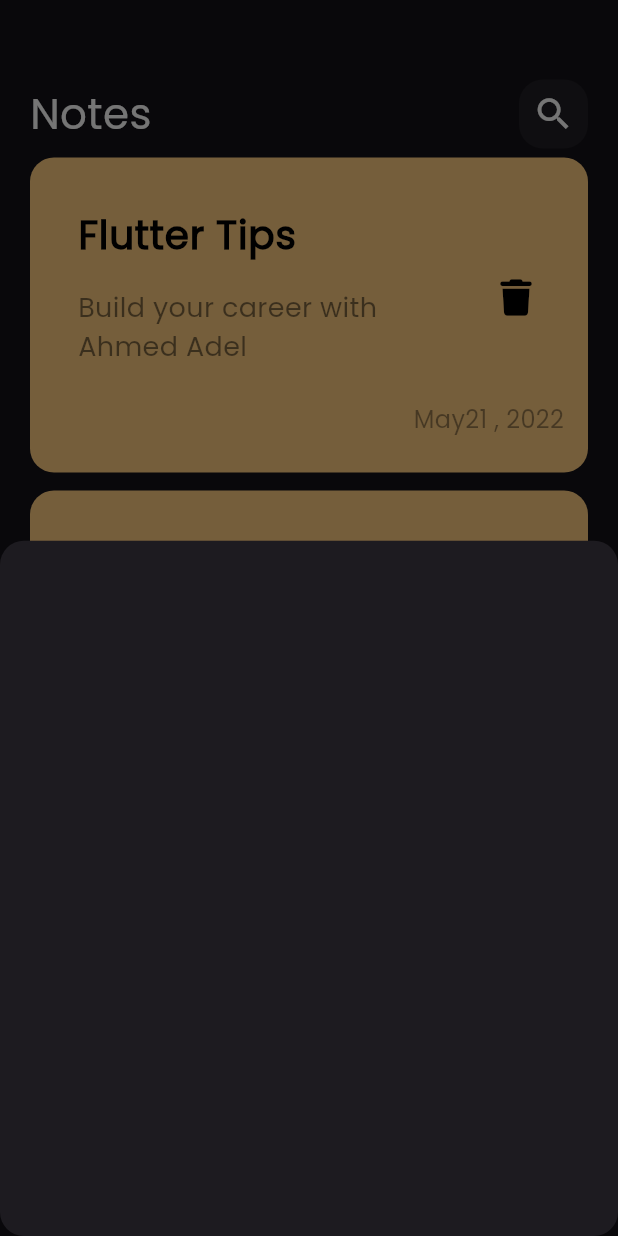
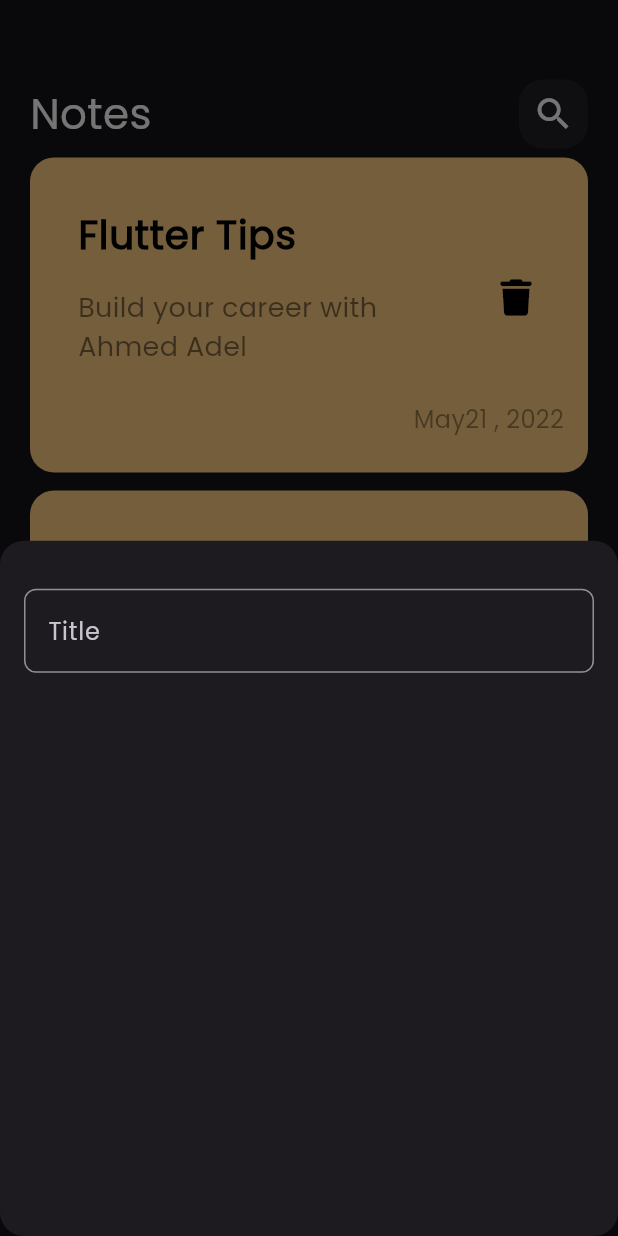
Before and after one commit to AhmedAdel8/notes_app, a Flutter app: the screen it shows after launch, after a tap on the "add" icon, on a phone screen of 412 x 824 dp. Run offline on Flutter 3.47's test engine with Material 3 defaults, Android fonts, the phone set to English and light mode, and no system bars; our stand-ins replace font_awesome_flutter.

Commit message:
Create Custom Text field

```diff
--- /dev/null
+++ b/lib/constants.dart
@@ -0,0 +1,3 @@
+import 'package:flutter/material.dart';
+
+const KprimaryColor = const Color(0xff62FCD7);
--- a/lib/widgets/add_note_bottom_sheet.dart
+++ b/lib/widgets/add_note_bottom_sheet.dart
@@ -1,10 +1,21 @@
 import 'package:flutter/material.dart';
+import 'package:notes_app/widgets/custom_text_field.dart';
 
 class AddNoteBottomSheet extends StatelessWidget {
   const AddNoteBottomSheet({super.key});
 
   @override
   Widget build(BuildContext context) {
-    return Container();
+    return Padding(
+      padding: const EdgeInsets.symmetric(horizontal: 16),
+      child: Column(
+        children: [
+          const SizedBox(
+            height: 32,
+          ),
+          CustomTextField(),
+        ],
+      ),
+    );
   }
 }
--- /dev/null
+++ b/lib/widgets/custom_text_field.dart
@@ -0,0 +1,26 @@
+import 'package:flutter/material.dart';
+import 'package:notes_app/constants.dart';
+
+class CustomTextField extends StatelessWidget {
+  const CustomTextField({super.key});
+
+  @override
+  Widget build(BuildContext context) {
+    return TextField(
+      cursorColor: KprimaryColor,
+      decoration: InputDecoration(
+          hintText: 'Title',
+          border: BuildBorder(),
+          errorBorder: BuildBorder(),
+          focusedBorder: BuildBorder(KprimaryColor)),
+    );
+  }
+
+  OutlineInputBorder BuildBorder([color]) {
+    return OutlineInputBorder(
+        borderRadius: BorderRadius.circular(8),
+        borderSide: BorderSide(
+          color: color ?? Colors.white,
+        ));
+  }
+}
```
